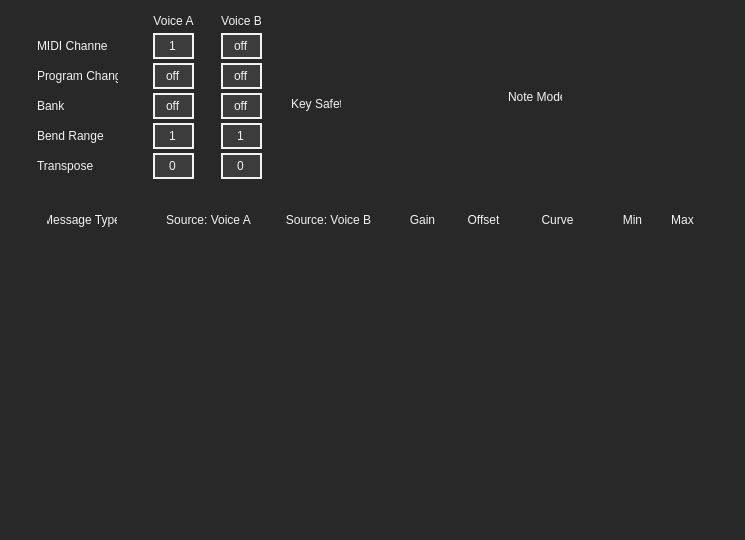
First picture: the form in QT/forms/midiTabForm.ui, repository Muse-Kinetics/12-step-editor-qt6, before the edit.
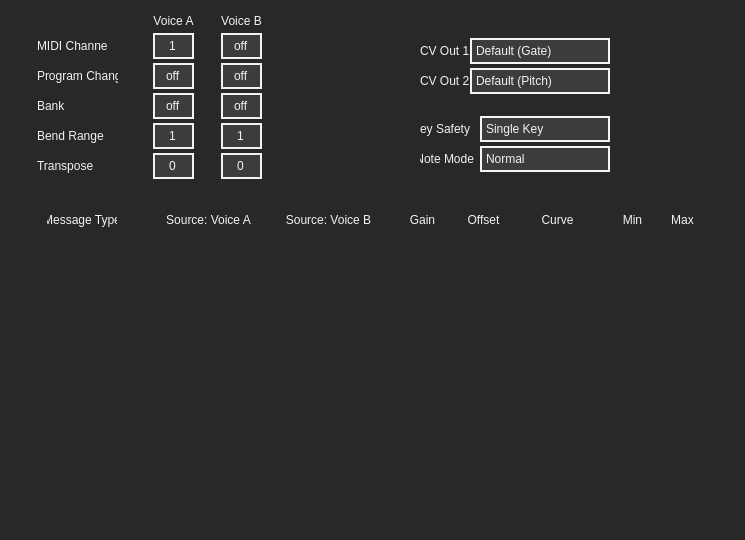
Second picture: the form after the edit. Icons and pictures are not drawn. Custom widgets are drawn as their Qt base class.

Patch:
```diff
--- a/QT/forms/midiTabForm.ui
+++ b/QT/forms/midiTabForm.ui
@@ -80,6 +80,77 @@
 	width: 0px;
 	height: 0px;
 }
+
+/*----------- QComboBox ------------*/
+QComboBox
+{
+	font: 12pt &quot;Futura PT&quot;;
+	border: 2px solid rgb(245, 245, 245);
+	background: rgb(60, 60, 60);
+	color: rgb(242, 242, 242);
+	padding: 1px 3px 1px 4px;
+ }
+
+QComboBox QListView
+{
+	background-color: rgb(60, 60, 60);
+	border: transparent;
+	font: 12pt &quot;Futura PT&quot;;
+	padding-left: 3px;
+	padding-right: 3px;
+	min-width: 70px;
+}
+
+QComboBox QAbstractItemView
+{
+    min-width: 150px;
+}
+
+QComboBox::item:alternate
+{
+	background: rgb(90, 90, 90);
+}
+
+QComboBox::item:selected
+{
+	border: 1px solid transparent;
+	background: rgb(0,174,239);
+}
+
+QComboBox::indicator
+{
+	background-color: transparent;
+	selection-background-color: transparent;
+	color: transparent;
+	selection-color: white;
+}
+
+QComboBox::drop-down
+{
+	width: 1px;
+	height: 1px;
+	subcontrol-origin: margin;
+	subcontrol-position: right center;
+	border-left-width: 0px;
+	border-right-width: 0px;
+	border-top-width: 0px;
+	border-bottom-width: 0px;
+	padding: 1px 1px 1px 4px;
+}
+
+QComboBox::disabled
+{
+	font: 12pt &quot;Futura PT&quot;;
+	border: 2px solid rgb(100, 100, 100);
+	background: rgba(20, 20, 20, 100);
+	color: rgb(100, 100, 100);
+	padding: 1px 3px 1px 4px;
+}
+
+QComboBox::focus
+{
+	border: 2px solid rgb(0, 174, 239);
+}
 </string>
   </property>
   <widget class="QToolButton" name="deletemodline">
@@ -720,445 +791,282 @@
     <string/>
    </property>
   </widget>
-  <widget class="QFrame" name="frame">
+  <widget class="QComboBox" name="settings_cv1">
    <property name="geometry">
     <rect>
-     <x>291</x>
-     <y>73</y>
-     <width>191</width>
-     <height>62</height>
+     <x>470</x>
+     <y>38</y>
+     <width>140</width>
+     <height>26</height>
     </rect>
    </property>
    <property name="styleSheet">
-    <string notr="true">QFrame
+    <string notr="true">/*----------- QComboBox ------------*/
+QComboBox
 {
-	background-color: transparent;
-	border: none;
-}</string>
-   </property>
-   <property name="frameShape">
-    <enum>QFrame::StyledPanel</enum>
-   </property>
-   <property name="frameShadow">
-    <enum>QFrame::Raised</enum>
-   </property>
-   <widget class="QRadioButton" name="keySafetySingleKey">
-    <property name="geometry">
-     <rect>
-      <x>82</x>
-      <y>1</y>
-      <width>103</width>
-      <height>27</height>
-     </rect>
-    </property>
-    <property name="toolTip">
-     <string>Sets how many keys can be activated simultaneously.&lt;p&gt;&lt;b&gt;Single Key&lt;/b&gt;: Only one key can be activated at a time.&lt;p&gt;&lt;b&gt;Multi Key&lt;/b&gt;: All keys can be activated at any time.</string>
-    </property>
-    <property name="styleSheet">
-     <string notr="true">QRadioButton
-{
 
 }
 
-QRadioButton::unchecked
+QComboBox::down-arrow
 {
-	image: url(:/ui/ui_images/keysafety_singlekey_inactive.svg);
-}
-
-QRadioButton::checked
-{
-	image: url(:/ui/ui_images/keysafety_singlekey_active.svg);
-}
-
-QRadioButton::unchecked:pressed
-{
-	image: url(:/ui/ui_images/keysafety_singlekey_pressed.svg);
-}
-
-QRadioButton::checked:pressed
-{
-	image: url(:/ui/ui_images/keysafety_singlekey_pressed.svg);
-}
-
-QRadioButton::unchecked:focus
-{
-	image: url(:/ui/ui_images/keysafety_singlekey_inactive_focus.svg);
-}
-
-QRadioButton::checked:focus
-{
-	image: url(:/ui/ui_images/keysafety_singlekey_active_focus.svg);
+	border: none;
+	background: none;
+	image: url(:/ui/ui_images/combobox_menu_arrows.svg);
+	padding-right: 15px;
 }</string>
+   </property>
+   <item>
+    <property name="text">
+     <string>Default (Gate)</string>
     </property>
+   </item>
+   <item>
     <property name="text">
-     <string/>
+     <string>Gate</string>
     </property>
-    <property name="checkable">
-     <bool>true</bool>
+   </item>
+   <item>
+    <property name="text">
+     <string>Pitch</string>
     </property>
-   </widget>
-   <widget class="QRadioButton" name="keySafetyMultiKey">
-    <property name="geometry">
-     <rect>
-      <x>82</x>
-      <y>35</y>
-      <width>103</width>
-      <height>27</height>
-     </rect>
+   </item>
+   <item>
+    <property name="text">
+     <string>Pressure</string>
     </property>
     <property name="toolTip">
      <string>Sets how many keys can be activated simultaneously.&lt;p&gt;&lt;b&gt;Single Key&lt;/b&gt;: Only one key can be activated at a time.&lt;p&gt;&lt;b&gt;Multi Key&lt;/b&gt;: All keys can be activated at any time.</string>
     </property>
-    <property name="styleSheet">
-     <string notr="true">QRadioButton
-{
-
-}
-
-QRadioButton::unchecked
-{
-	image: url(:/ui/ui_images/keysafety_multikey_inactive.svg);
-}
-
-QRadioButton::checked
-{
-	image: url(:/ui/ui_images/keysafety_multikey_active.svg);
-}
-
-QRadioButton::unchecked:pressed
-{
-	image: url(:/ui/ui_images/keysafety_multikey_pressed.svg);
-}
-
-QRadioButton::checked:pressed
-{
-	image: url(:/ui/ui_images/keysafety_multikey_pressed.svg);
-}
-
-QRadioButton::unchecked:focus
-{
-	image: url(:/ui/ui_images/keysafety_multikey_inactive_focus.svg);
-}
-
-QRadioButton::checked:focus
-{
-	image: url(:/ui/ui_images/keysafety_multikey_active_focus.svg);
-}</string>
-    </property>
+   </item>
+   <item>
     <property name="text">
-     <string/>
+     <string>Expression Pedal</string>
     </property>
-   </widget>
-   <widget class="QLabel" name="label_17">
-    <property name="geometry">
-     <rect>
-      <x>54</x>
-      <y>0</y>
-      <width>23</width>
-      <height>62</height>
-     </rect>
-    </property>
-    <property name="toolTip">
-     <string>Sets how many keys can be activated simultaneously.&lt;p&gt;&lt;b&gt;Single Key&lt;/b&gt;: Only one key can be activated at a time.&lt;p&gt;&lt;b&gt;Multi Key&lt;/b&gt;: All keys can be activated at any time.</string>
-    </property>
-    <property name="styleSheet">
-     <string notr="true">QLabel
-{
-	image: url(:/ui/ui_images/keysafety_grouping.svg);
-}</string>
-    </property>
+   </item>
+   <item>
     <property name="text">
      <string/>
     </property>
-   </widget>
-   <widget class="QLabel" name="label_18">
-    <property name="geometry">
-     <rect>
-      <x>0</x>
-      <y>23</y>
-      <width>50</width>
-      <height>16</height>
-     </rect>
-    </property>
-    <property name="toolTip">
-     <string>Sets how many keys can be activated simultaneously.&lt;p&gt;&lt;b&gt;Single Key&lt;/b&gt;: Only one key can be activated at a time.&lt;p&gt;&lt;b&gt;Multi Key&lt;/b&gt;: All keys can be activated at any time.</string>
-    </property>
+   </item>
+   <item>
     <property name="text">
-     <string>Key Safety</string>
+     <string>USB MIDI CH16</string>
     </property>
-   </widget>
+   </item>
   </widget>
-  <widget class="QFrame" name="frame_2">
+  <widget class="QLabel" name="label_21">
    <property name="geometry">
     <rect>
-     <x>508</x>
-     <y>33</y>
-     <width>221</width>
-     <height>127</height>
+     <x>420</x>
+     <y>38</y>
+     <width>71</width>
+     <height>26</height>
     </rect>
    </property>
-   <property name="styleSheet">
-    <string notr="true">QFrame
-{
-	background-color: transparent;
-	border: none;
-}</string>
+   <property name="text">
+    <string>CV Out 1</string>
    </property>
-   <property name="frameShape">
-    <enum>QFrame::StyledPanel</enum>
+  </widget>
+  <widget class="QLabel" name="label_22">
+   <property name="geometry">
+    <rect>
+     <x>420</x>
+     <y>68</y>
+     <width>71</width>
+     <height>26</height>
+    </rect>
    </property>
-   <property name="frameShadow">
-    <enum>QFrame::Raised</enum>
+   <property name="text">
+    <string>CV Out 2</string>
    </property>
-   <widget class="QRadioButton" name="noteModeNormal">
-    <property name="geometry">
-     <rect>
-      <x>90</x>
-      <y>0</y>
-      <width>103</width>
-      <height>27</height>
-     </rect>
-    </property>
-    <property name="toolTip">
-     <string>Sets the way notes behave when triggered.&lt;p&gt;&lt;b&gt;Normal&lt;/b&gt;: Notes will turn on when a key is pressed and turn off when the key is released.&lt;p&gt;&lt;b&gt;Legato&lt;/b&gt;: Notes will turn on when a key is pressed and continue playing when released. When another key is pressed, the previous notes will turn off and the new key's notes will turn on.&lt;p&gt;&lt;b&gt;Toggle&lt;/b&gt;: Notes will turn on when a key is pressed and stay on until the key is pressed again.&lt;p&gt;&lt;b&gt;Hold&lt;/b&gt;: Allows toggling between Normal and Legato mode using the Select key.</string>
-    </property>
-    <property name="styleSheet">
-     <string notr="true">QRadioButton
+  </widget>
+  <widget class="QComboBox" name="settings_cv2">
+   <property name="geometry">
+    <rect>
+     <x>470</x>
+     <y>68</y>
+     <width>140</width>
+     <height>26</height>
+    </rect>
+   </property>
+   <property name="toolTip">
+    <string>&lt;html&gt;&lt;head/&gt;&lt;body&gt;&lt;p&gt;DEFAULT - CV1 = GATE, CV2 = PITCH. If multiple notes are assigned to a 12 Step Key, only the first note (the one in the top of the editor) controls CV. Any USB MIDI note on/off messages sent to the 12 Step will also control gate/pitch. For all other CV settings described below, USB MIDI Note on/off messages are ignored.&lt;/p&gt;&lt;p&gt;GATE - the CV is set to 5V when a key is pressed, and 0V when the key is released.&lt;/p&gt;&lt;p&gt;PITCH - the CV is set to a (1V/Oct) voltage that matches the most recent key that was pressed.&lt;/p&gt;&lt;p&gt;PRESSURE - the CV is set to 0-5V corresponding to the current PRESSURE of the active key &lt;/p&gt;&lt;p&gt;TILT - the CV is set to 0-5V corresponding to the current TILT of the active key &lt;/p&gt;&lt;p&gt;PEDAL - the CV is set to 0-5V, controlled by the expression pedal input &lt;/p&gt;&lt;p&gt;USB CH15 or USB CH16 - the CV is only controlled by USB MIDI messages, either Pitch Bend (14bit scaled to 12bit 0-5V) or Control Changes (7bit scaled to 12bit 0-5V) &lt;/p&gt;&lt;p&gt;Note - CV features are only available on 12 Step2, and are disabled if legacy hardware is connected.&lt;/p&gt;&lt;/body&gt;&lt;/html&gt;</string>
+   </property>
+   <property name="styleSheet">
+    <string notr="true">/*----------- QComboBox ------------*/
+QComboBox
 {
 
 }
 
-QRadioButton::unchecked
+QComboBox::down-arrow
 {
-	image: url(:/ui/ui_images/notemode_normal_inactive.svg);
-}
-
-QRadioButton::checked
-{
-	image: url(:/ui/ui_images/notemode_normal_active.svg);
-}
-
-QRadioButton::unchecked:pressed
-{
-	image: url(:/ui/ui_images/notemode_normal_pressed.svg);
-}
-
-QRadioButton::checked:pressed
-{
-	image: url(:/ui/ui_images/notemode_normal_pressed.svg);
-}
-
-QRadioButton::unchecked:focus
-{
-	image: url(:/ui/ui_images/notemode_normal_inactive_focus.svg);
-}
-
-QRadioButton::checked:focus
-{
-	image: url(:/ui/ui_images/notemode_normal_active_focus.svg);
+	border: none;
+	background: none;
+	image: url(:/ui/ui_images/combobox_menu_arrows.svg);
+	padding-right: 15px;
 }</string>
+   </property>
+   <item>
+    <property name="text">
+     <string>Default (Pitch)</string>
     </property>
+   </item>
+   <item>
     <property name="text">
-     <string/>
+     <string>Gate</string>
     </property>
-    <property name="checkable">
-     <bool>true</bool>
+   </item>
+   <item>
+    <property name="text">
+     <string>Pitch</string>
     </property>
-   </widget>
-   <widget class="QRadioButton" name="noteModeLegato">
-    <property name="geometry">
-     <rect>
-      <x>90</x>
-      <y>33</y>
-      <width>103</width>
-      <height>26</height>
-     </rect>
+   </item>
+   <item>
+    <property name="text">
+     <string>Pressure</string>
     </property>
     <property name="toolTip">
      <string>Sets the way notes behave when triggered.&lt;p&gt;&lt;b&gt;Normal&lt;/b&gt;: Notes will turn on when a key is pressed and turn off when the key is released.&lt;p&gt;&lt;b&gt;Legato&lt;/b&gt;: Notes will turn on when a key is pressed and continue playing when released. When another key is pressed, the previous notes will turn off and the new key's notes will turn on.&lt;p&gt;&lt;b&gt;Toggle&lt;/b&gt;: Notes will turn on when a key is pressed and stay on until the key is pressed again.&lt;p&gt;&lt;b&gt;Hold&lt;/b&gt;: Allows toggling between Normal and Legato mode using the Select key.</string>
     </property>
-    <property name="styleSheet">
-     <string notr="true">QRadioButton
-{
-
-}
-
-QRadioButton::unchecked
-{
-	image: url(:/ui/ui_images/notemode_legato_inactive.svg);
-}
-
-QRadioButton::checked
-{
-	image: url(:/ui/ui_images/notemode_legato_active.svg);
-}
-
-QRadioButton::unchecked:pressed
-{
-	image: url(:/ui/ui_images/notemode_legato_pressed.svg);
-}
-
-QRadioButton::checked:pressed
-{
-	image: url(:/ui/ui_images/notemode_legato_pressed.svg);
-}
-
-QRadioButton::unchecked:focus
-{
-	image: url(:/ui/ui_images/notemode_legato_inactive_focus.svg);
-}
-
-QRadioButton::checked:focus
-{
-	image: url(:/ui/ui_images/notemode_legato_active_focus.svg);
-}</string>
+   </item>
+   <item>
+    <property name="text">
+     <string>Expression Pedal</string>
     </property>
     <property name="text">
-     <string/>
+     <string>USB MIDI CH15</string>
     </property>
-   </widget>
-   <widget class="QRadioButton" name="noteModeToggle">
-    <property name="geometry">
-     <rect>
-      <x>90</x>
-      <y>65</y>
-      <width>103</width>
-      <height>27</height>
-     </rect>
+   </item>
+   <item>
+    <property name="text">
+     <string>USB MIDI CH16</string>
     </property>
-    <property name="toolTip">
-     <string>Sets the way notes behave when triggered.&lt;p&gt;&lt;b&gt;Normal&lt;/b&gt;: Notes will turn on when a key is pressed and turn off when the key is released.&lt;p&gt;&lt;b&gt;Legato&lt;/b&gt;: Notes will turn on when a key is pressed and continue playing when released. When another key is pressed, the previous notes will turn off and the new key's notes will turn on.&lt;p&gt;&lt;b&gt;Toggle&lt;/b&gt;: Notes will turn on when a key is pressed and stay on until the key is pressed again.&lt;p&gt;&lt;b&gt;Hold&lt;/b&gt;: Allows toggling between Normal and Legato mode using the Select key.</string>
-    </property>
-    <property name="styleSheet">
-     <string notr="true">QRadioButton
+   </item>
+  </widget>
+  <widget class="QComboBox" name="settings_key_safety_mode">
+   <property name="geometry">
+    <rect>
+     <x>480</x>
+     <y>116</y>
+     <width>130</width>
+     <height>26</height>
+    </rect>
+   </property>
+   <property name="toolTip">
+    <string>Sets the type of sensor data coming from the 12 Step (for Voice A).</string>
+   </property>
+   <property name="styleSheet">
+    <string notr="true">/*----------- QComboBox ------------*/
+QComboBox
 {
 
 }
 
-QRadioButton::unchecked
+QComboBox::down-arrow
 {
-	image: url(:/ui/ui_images/notemode_toggle_inactive.svg);
-}
-
-QRadioButton::checked
-{
-	image: url(:/ui/ui_images/notemode_toggle_active.svg);
-}
-
-QRadioButton::unchecked:pressed
-{
-	image: url(:/ui/ui_images/notemode_toggle_pressed.svg);
-}
-
-QRadioButton::checked:pressed
-{
-	image: url(:/ui/ui_images/notemode_toggle_pressed.svg);
-}
-
-QRadioButton::unchecked:focus
-{
-	image: url(:/ui/ui_images/notemode_toggle_inactive_focus.svg);
-}
-
-QRadioButton::checked:focus
-{
-	image: url(:/ui/ui_images/notemode_toggle_active_focus.svg);
+	border: none;
+	background: none;
+	image: url(:/ui/ui_images/combobox_menu_arrows.svg);
+	padding-right: 15px;
 }</string>
+   </property>
+   <item>
+    <property name="text">
+     <string>Single Key</string>
     </property>
+   </item>
+   <item>
     <property name="text">
-     <string/>
+     <string>Multi Key</string>
     </property>
-   </widget>
-   <widget class="QRadioButton" name="noteModeHold">
-    <property name="geometry">
-     <rect>
-      <x>90</x>
-      <y>98</y>
-      <width>103</width>
-      <height>27</height>
-     </rect>
-    </property>
-    <property name="toolTip">
-     <string>Sets the way notes behave when triggered.&lt;p&gt;&lt;b&gt;Normal&lt;/b&gt;: Notes will turn on when a key is pressed and turn off when the key is released.&lt;p&gt;&lt;b&gt;Legato&lt;/b&gt;: Notes will turn on when a key is pressed and continue playing when released. When another key is pressed, the previous notes will turn off and the new key's notes will turn on.&lt;p&gt;&lt;b&gt;Toggle&lt;/b&gt;: Notes will turn on when a key is pressed and stay on until the key is pressed again.&lt;p&gt;&lt;b&gt;Hold&lt;/b&gt;: Allows toggling between Normal and Legato mode using the Select key.</string>
-    </property>
-    <property name="styleSheet">
-     <string notr="true">QRadioButton
+   </item>
+  </widget>
+  <widget class="QComboBox" name="settings_note_mode">
+   <property name="geometry">
+    <rect>
+     <x>480</x>
+     <y>146</y>
+     <width>130</width>
+     <height>26</height>
+    </rect>
+   </property>
+   <property name="toolTip">
+    <string>Sets the type of sensor data coming from the 12 Step (for Voice A).</string>
+   </property>
+   <property name="styleSheet">
+    <string notr="true">/*----------- QComboBox ------------*/
+QComboBox
 {
 
 }
 
-QRadioButton::unchecked
+QComboBox::down-arrow
 {
-	image: url(:/ui/ui_images/notemode_hold_inactive.svg);
-}
-
-QRadioButton::checked
-{
-	image: url(:/ui/ui_images/notemode_hold_active.svg);
-}
-
-QRadioButton::unchecked:pressed
-{
-	image: url(:/ui/ui_images/notemode_hold_pressed.svg);
-}
-
-QRadioButton::checked:pressed
-{
-	image: url(:/ui/ui_images/notemode_hold_pressed.svg);
-}
-
-QRadioButton::unchecked:focus
-{
-	image: url(:/ui/ui_images/notemode_hold_inactive_focus.svg);
-}
-
-QRadioButton::checked:focus
-{
-	image: url(:/ui/ui_images/notemode_hold_active_focus.svg);
+	border: none;
+	background: none;
+	image: url(:/ui/ui_images/combobox_menu_arrows.svg);
+	padding-right: 15px;
 }</string>
+   </property>
+   <item>
+    <property name="text">
+     <string>Normal</string>
     </property>
+   </item>
+   <item>
     <property name="text">
-     <string/>
+     <string>Legato</string>
     </property>
-   </widget>
-   <widget class="QLabel" name="label_19">
-    <property name="geometry">
-     <rect>
-      <x>0</x>
-      <y>56</y>
-      <width>54</width>
-      <height>16</height>
-     </rect>
-    </property>
-    <property name="toolTip">
-     <string>Sets the way notes behave when triggered.&lt;p&gt;&lt;b&gt;Normal&lt;/b&gt;: Notes will turn on when a key is pressed and turn off when the key is released.&lt;p&gt;&lt;b&gt;Legato&lt;/b&gt;: Notes will turn on when a key is pressed and continue playing when released. When another key is pressed, the previous notes will turn off and the new key's notes will turn on.&lt;p&gt;&lt;b&gt;Toggle&lt;/b&gt;: Notes will turn on when a key is pressed and stay on until the key is pressed again.&lt;p&gt;&lt;b&gt;Hold&lt;/b&gt;: Allows toggling between Normal and Legato mode using the Select key.</string>
-    </property>
+   </item>
+   <item>
     <property name="text">
-     <string>Note Mode</string>
+     <string>Toggle</string>
     </property>
-   </widget>
-   <widget class="QLabel" name="label_20">
-    <property name="geometry">
-     <rect>
-      <x>60</x>
-      <y>0</y>
-      <width>23</width>
-      <height>126</height>
-     </rect>
-    </property>
-    <property name="toolTip">
-     <string>Sets the way notes behave when triggered.&lt;p&gt;&lt;b&gt;Normal&lt;/b&gt;: Notes will turn on when a key is pressed and turn off when the key is released.&lt;p&gt;&lt;b&gt;Legato&lt;/b&gt;: Notes will turn on when a key is pressed and continue playing when released. When another key is pressed, the previous notes will turn off and the new key's notes will turn on.&lt;p&gt;&lt;b&gt;Toggle&lt;/b&gt;: Notes will turn on when a key is pressed and stay on until the key is pressed again.&lt;p&gt;&lt;b&gt;Hold&lt;/b&gt;: Allows toggling between Normal and Legato mode using the Select key.</string>
-    </property>
-    <property name="styleSheet">
-     <string notr="true">QLabel
-{
-	image: url(:/ui/ui_images/notemode_grouping.svg);
-}</string>
-    </property>
+   </item>
+   <item>
     <property name="text">
-     <string/>
+     <string>Hold</string>
     </property>
-   </widget>
+   </item>
+  </widget>
+  <widget class="QLabel" name="label_19">
+   <property name="geometry">
+    <rect>
+     <x>420</x>
+     <y>146</y>
+     <width>54</width>
+     <height>26</height>
+    </rect>
+   </property>
+   <property name="toolTip">
+    <string>Sets the way notes behave when triggered.&lt;p&gt;&lt;b&gt;Normal&lt;/b&gt;: Notes will turn on when a key is pressed and turn off when the key is released.&lt;p&gt;&lt;b&gt;Legato&lt;/b&gt;: Notes will turn on when a key is pressed and continue playing when released. When another key is pressed, the previous notes will turn off and the new key's notes will turn on.&lt;p&gt;&lt;b&gt;Toggle&lt;/b&gt;: Notes will turn on when a key is pressed and stay on until the key is pressed again.&lt;p&gt;&lt;b&gt;Hold&lt;/b&gt;: Allows toggling between Normal and Legato mode using the Select key.</string>
+   </property>
+   <property name="text">
+    <string>Note Mode</string>
+   </property>
+   <property name="alignment">
+    <set>Qt::AlignRight|Qt::AlignTrailing|Qt::AlignVCenter</set>
+   </property>
+  </widget>
+  <widget class="QLabel" name="label_18">
+   <property name="geometry">
+    <rect>
+     <x>420</x>
+     <y>116</y>
+     <width>50</width>
+     <height>26</height>
+    </rect>
+   </property>
+   <property name="toolTip">
+    <string>Sets how many keys can be activated simultaneously.&lt;p&gt;&lt;b&gt;Single Key&lt;/b&gt;: Only one key can be activated at a time.&lt;p&gt;&lt;b&gt;Multi Key&lt;/b&gt;: All keys can be activated at any time.</string>
+   </property>
+   <property name="text">
+    <string>Key Safety</string>
+   </property>
+   <property name="alignment">
+    <set>Qt::AlignRight|Qt::AlignTrailing|Qt::AlignVCenter</set>
+   </property>
   </widget>
  </widget>
  <customwidgets>
```
Left out of the diff: 19 changed lines with no effect on the pictures.
